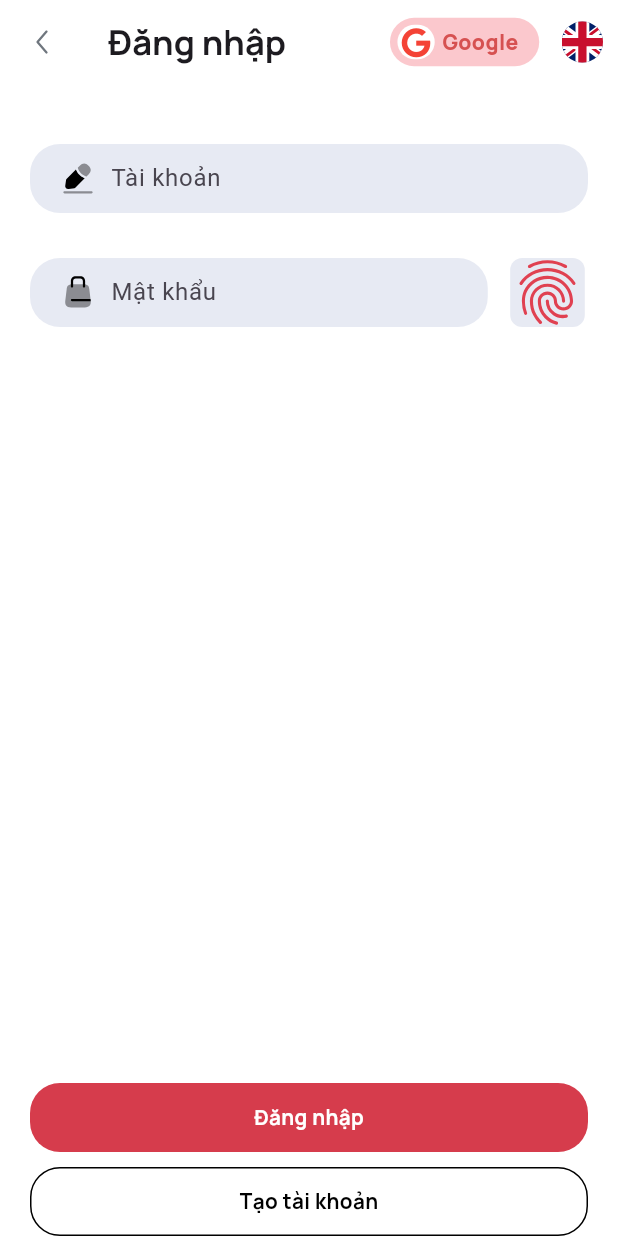
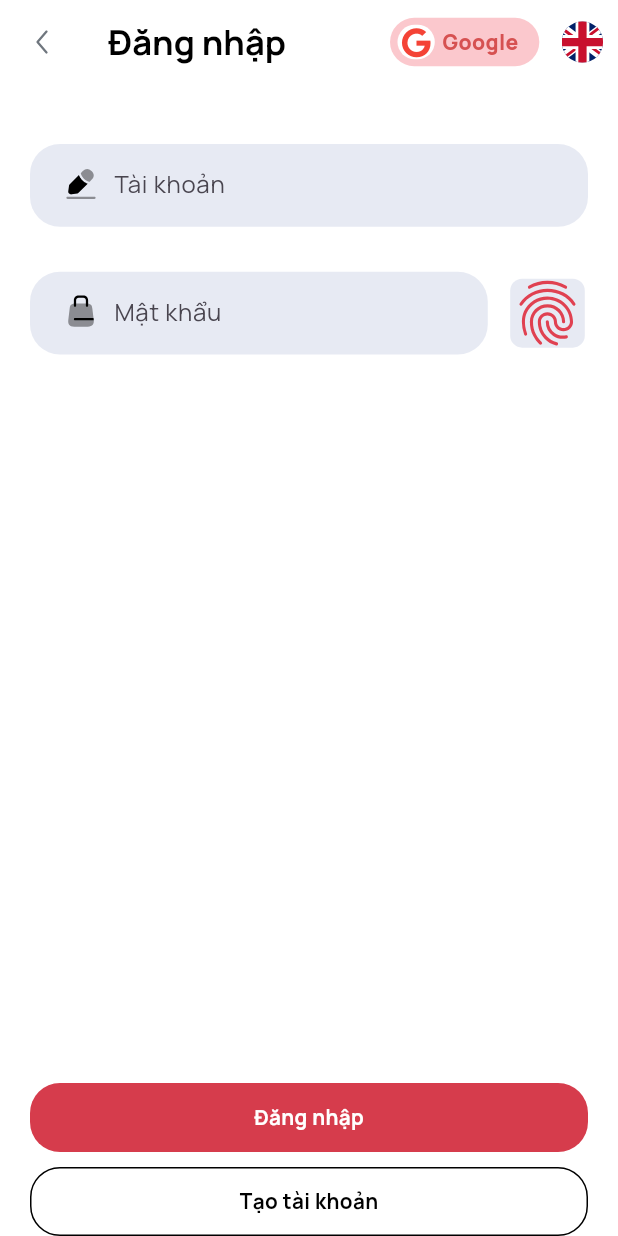
Before and after one commit to DevDadd/fitness-project, a Flutter app: the screen it shows after launch, after a tap on "Bắt đầu", on a phone screen of 412 x 824 dp. Run offline on Flutter 3.47's test engine with Material 3 defaults, Android fonts, the phone set to English and light mode, and no system bars; our stand-ins replace flutter_screenutil, flutter_svg, font_awesome_flutter, google_fonts, popover.

Commit message:
Update dependencies and enhance login page UI with localization support. Added new packages: equatable, flutter_bloc, copy_with_extension, and popover. Improved CustomTextField with focus handling and updated localization files for language options.

```diff
--- a/lib/feature/authentication/presentation/pages/login_page.dart
+++ b/lib/feature/authentication/presentation/pages/login_page.dart
@@ -1,12 +1,14 @@
+import 'dart:io';
+
 import 'package:fitnessai/feature/authentication/presentation/widgets/custom_text_field.dart';
+import 'package:fitnessai/feature/authentication/presentation/widgets/menu_item.dart';
 import 'package:fitnessai/l10n/app_localization.dart';
-import 'package:flutter/cupertino.dart';
 import 'package:flutter/material.dart';
 import 'package:flutter_screenutil/flutter_screenutil.dart';
 import 'package:flutter_svg/flutter_svg.dart';
 import 'package:font_awesome_flutter/font_awesome_flutter.dart';
 import 'package:google_fonts/google_fonts.dart';
-import 'dart:io';
+import 'package:popover/popover.dart';
 
 class LoginPage extends StatelessWidget {
   const LoginPage({super.key});
@@ -17,11 +19,13 @@ class LoginPage extends StatelessWidget {
       backgroundColor: Colors.white,
       appBar: AppBar(
         backgroundColor: Colors.white,
+        elevation: 0,
         title: Text(
           AppLocalizations.of(context)!.login,
           style: GoogleFonts.manrope(
             fontWeight: FontWeight.w700,
             fontSize: 25.sp,
+            color: Colors.black,
           ),
         ),
         leading: IconButton(
@@ -35,12 +39,12 @@ class LoginPage extends StatelessWidget {
             height: 35.h,
             width: 100.w,
             decoration: BoxDecoration(
-              color: Color(0xFFF34859).withOpacity(0.3),
+              color: const Color(0xFFF34859).withOpacity(0.3),
               borderRadius: BorderRadius.circular(20),
             ),
             child: Row(
               children: [
-                SizedBox(width: 5.w,),
+                SizedBox(width: 5.w),
                 Container(
                   width: 25.w,
                   height: 25.h,
@@ -48,7 +52,7 @@ class LoginPage extends StatelessWidget {
                     color: Colors.white,
                     borderRadius: BorderRadius.circular(20),
                   ),
-                  child: Center(
+                  child: const Center(
                     child: FaIcon(
                       FontAwesomeIcons.google,
                       size: 20,
@@ -61,14 +65,29 @@ class LoginPage extends StatelessWidget {
                   "Google",
                   style: GoogleFonts.manrope(
                     fontWeight: FontWeight.w900,
-                    color: Color.fromARGB(255, 214, 81, 81),
+                    color: const Color.fromARGB(255, 214, 81, 81),
                   ),
                 ),
               ],
             ),
           ),
+
           SizedBox(width: 15.w),
-          CircleAvatar(
+          Builder(
+            builder: (ctx) {
+              return GestureDetector(
+                onTap: () {
+                  showPopover(
+                    context: ctx,
+                    bodyBuilder: (_) => const MenuItem(),
+                    direction: PopoverDirection.bottom,
+                    width: 250,
+                    height: 90,
+                    arrowHeight: 10,
+                    arrowWidth: 20,
+                  );
+                },
+                child: CircleAvatar(
                   radius: 15.r,
                   backgroundColor: Colors.transparent,
                   child: ClipOval(
@@ -80,7 +99,11 @@ class LoginPage extends StatelessWidget {
                     ),
                   ),
                 ),
-          SizedBox(width: 10),
+              );
+            },
+          ),
+
+          SizedBox(width: 10.w),
         ],
       ),
       body: Padding(
@@ -95,7 +118,8 @@ class LoginPage extends StatelessWidget {
                 width: MediaQuery.sizeOf(context).width / 1.1,
               ),
             ),
-            SizedBox(height: 30),
+
+            const SizedBox(height: 30),
             Row(
               children: [
                 CustomTextField(
@@ -108,24 +132,23 @@ class LoginPage extends StatelessWidget {
                   width: 50.w,
                   height: 50.h,
                   decoration: BoxDecoration(
-                    color: Color(0xFFE7EAF3),
+                    color: const Color(0xFFE7EAF3),
                     borderRadius: BorderRadius.circular(8),
                   ),
                   child: Platform.isAndroid
                       ? SvgPicture.asset(
                           "assets/icons/ic_fingerid.svg",
-                          color: Color.fromARGB(255, 224, 65, 81),
-                          width: 10.w,
-                          height: 10.w,
+                          color: const Color.fromARGB(255, 224, 65, 81),
                         )
                       : SvgPicture.asset(
                           "assets/icons/ic_faceid.svg",
-                          color: Color.fromARGB(255, 224, 65, 81),
+                          color: const Color.fromARGB(255, 224, 65, 81),
                         ),
                 ),
               ],
             ),
-            Spacer(),
+
+            const Spacer(),
             SafeArea(
               child: Center(
                 child: Column(
@@ -134,7 +157,7 @@ class LoginPage extends StatelessWidget {
                       width: MediaQuery.sizeOf(context).width / 1.1,
                       height: 50.h,
                       decoration: BoxDecoration(
-                        color: Color.fromARGB(255, 214, 60, 76),
+                        color: const Color.fromARGB(255, 214, 60, 76),
                         borderRadius: BorderRadius.circular(20),
                       ),
                       child: Center(
@@ -148,7 +171,8 @@ class LoginPage extends StatelessWidget {
                         ),
                       ),
                     ),
-                    SizedBox(height: 10),
+
+                    const SizedBox(height: 10),
                     Container(
                       width: MediaQuery.sizeOf(context).width / 1.1,
                       height: 50.h,
--- a/lib/feature/authentication/presentation/widgets/custom_text_field.dart
+++ b/lib/feature/authentication/presentation/widgets/custom_text_field.dart
@@ -1,14 +1,15 @@
 import 'package:flutter/material.dart';
 import 'package:flutter_screenutil/flutter_screenutil.dart';
 import 'package:flutter_svg/flutter_svg.dart';
+import 'package:google_fonts/google_fonts.dart';
 
-class CustomTextField extends StatelessWidget {
-  String hintText;
-  String leadingIcon;
-  IconData? exitIcon;
-  double width;
+class CustomTextField extends StatefulWidget {
+  final String hintText;
+  final String leadingIcon;
+  final IconData? exitIcon;
+  final double width;
 
-  CustomTextField({
+  const CustomTextField({
     super.key,
     required this.hintText,
     required this.leadingIcon,
@@ -17,26 +18,60 @@ class CustomTextField extends StatelessWidget {
   });
 
   @override
+  State<CustomTextField> createState() => _CustomTextFieldState();
+}
+
+class _CustomTextFieldState extends State<CustomTextField> {
+  late FocusNode _focusNode;
+  late TextEditingController _controller;
+
+  @override
+  void initState() {
+    super.initState();
+    _focusNode = FocusNode();
+    _controller = TextEditingController();
+    _focusNode.addListener(() {
+      setState(() {});
+    });
+  }
+
+  @override
+  void dispose() {
+    _focusNode.dispose();
+    _controller.dispose();
+    super.dispose();
+  }
+
+  @override
   Widget build(BuildContext context) {
-    TextEditingController inputController = TextEditingController();
+    final bool isFocused = _focusNode.hasFocus;
+
     return Container(
-      width: width,
-      height: 50.h,
+      width: widget.width,
+      height: 60.h,
       decoration: BoxDecoration(
         color: Color(0xFFE7EAF3),
         borderRadius: BorderRadius.circular(20),
+        border: Border.all(
+          color: isFocused ? Colors.green : Colors.transparent,
+          width: 2,
+        ),
       ),
       child: Padding(
-        padding: const EdgeInsets.only(top: 8, bottom: 8, left: 20),
+        padding: const EdgeInsets.only(top: 8, bottom: 10, left: 20),
         child: Row(
           children: [
-            SvgPicture.asset(leadingIcon, color: Colors.black),
+            SvgPicture.asset(widget.leadingIcon, color: Colors.black),
             SizedBox(width: 10),
             Expanded(
               child: TextField(
-                controller: inputController,
+                cursorColor: Color.fromARGB(255, 214, 60, 76),
+                controller: _controller,
+                focusNode: _focusNode,
                 decoration: InputDecoration(
-                  labelText: hintText,
+                  isDense: true,
+                  labelText: widget.hintText,
+                  labelStyle: GoogleFonts.manrope(),
                   border: InputBorder.none,
                 ),
               ),
--- a/lib/l10n/app_en.arb
+++ b/lib/l10n/app_en.arb
@@ -7,5 +7,7 @@
   "login" : "Login",
   "account" : "Account",
   "password" : "Password",
-  "createaccount" : "Create account"
+  "createaccount" : "Create account",
+  "languagevn" : "🇻🇳 Vietnamese",
+  "languageuk" : "🇬🇧 English"
 }
--- a/lib/l10n/app_localization.dart
+++ b/lib/l10n/app_localization.dart
@@ -139,6 +139,18 @@ abstract class AppLocalizations {
   /// In en, this message translates to:
   /// **'Create account'**
   String get createaccount;
+
+  /// No description provided for @languagevn.
+  ///
+  /// In en, this message translates to:
+  /// **'🇻🇳 Vietnamese'**
+  String get languagevn;
+
+  /// No description provided for @languageuk.
+  ///
+  /// In en, this message translates to:
+  /// **'🇬🇧 English'**
+  String get languageuk;
 }
 
 class _AppLocalizationsDelegate
--- a/lib/l10n/app_localization_en.dart
+++ b/lib/l10n/app_localization_en.dart
@@ -29,4 +29,10 @@ class AppLocalizationsEn extends AppLocalizations {
 
   @override
   String get createaccount => 'Create account';
+
+  @override
+  String get languagevn => '🇻🇳 Vietnamese';
+
+  @override
+  String get languageuk => '🇬🇧 English';
 }
--- a/lib/l10n/app_localization_vi.dart
+++ b/lib/l10n/app_localization_vi.dart
@@ -29,4 +29,10 @@ class AppLocalizationsVi extends AppLocalizations {
 
   @override
   String get createaccount => 'Tạo tài khoản';
+
+  @override
+  String get languagevn => '🇻🇳 Tiếng Việt';
+
+  @override
+  String get languageuk => '🇬🇧 Tiếng Anh';
 }
--- a/lib/l10n/app_vi.arb
+++ b/lib/l10n/app_vi.arb
@@ -7,5 +7,7 @@
   "login" : "Đăng nhập",
   "account" : "Tài khoản",
   "password" : "Mật khẩu",
-  "createaccount" : "Tạo tài khoản"
+  "createaccount" : "Tạo tài khoản",
+  "languagevn" : "🇻🇳 Tiếng Việt",
+  "languageuk" : "🇬🇧 Tiếng Anh"
 }
--- a/lib/l10n/l10n.dart
+++ b/lib/l10n/l10n.dart
@@ -2,7 +2,7 @@ import 'dart:ui';
 
 class L10n {
   static final all = [
-    const Locale('en'), //UK
+    const Locale('en'),
     const Locale('vi'),
   ];
 }
--- a/pubspec.yaml
+++ b/pubspec.yaml
@@ -41,6 +41,11 @@ dependencies:
   flutter_localizations:
     sdk: flutter
   intl: ^0.20.2
+  equatable: ^2.0.8
+  flutter_bloc: ^9.1.1
+  copy_with_extension: ^10.0.0
+  copy_with_extension_gen: ^10.0.1
+  popover: ^0.3.1
 
 dev_dependencies:
   flutter_test:
@@ -52,6 +57,7 @@ dev_dependencies:
   # package. See that file for information about deactivating specific lint
   # rules and activating additional ones.
   flutter_lints: ^5.0.0
+  build_runner: ^2.10.5
 
 # For information on the generic Dart part of this file, see the
 # following page: https://dart.dev/tools/pub/pubspec
```
Also changed, not shown: lib/feature/authentication/presentation/widgets/menu_item.dart (added, +58 -0 lines), pubspec.lock. Lines whose indentation alone changed are shown as unchanged.
